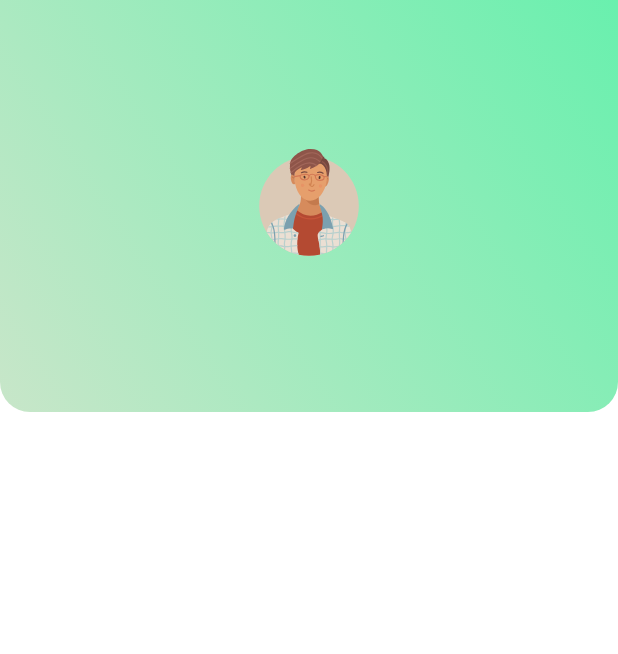
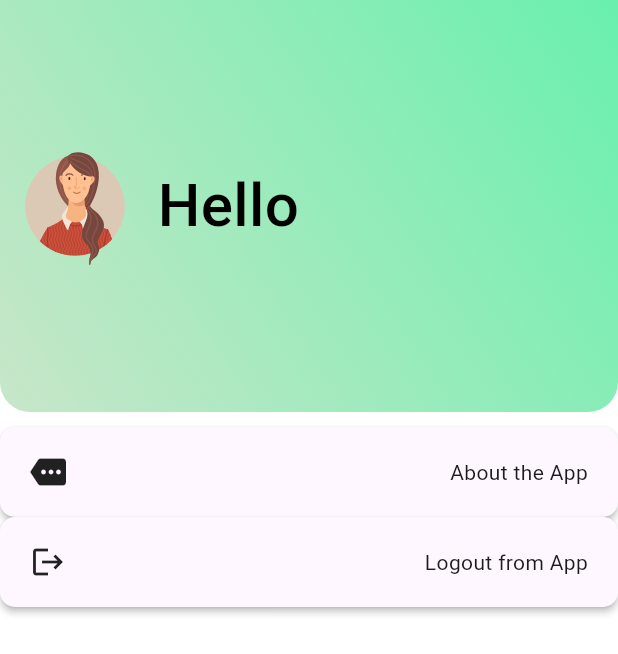
Before and after one commit to sumitparariyaa/myNews, a Flutter app: the SettingScreen screen opened directly, on a phone screen of 412 x 824 dp. Shown: the top 654 px of the screen. Run offline on Flutter 3.47's test engine with Material 3 defaults, Android fonts, the phone set to English and light mode, and no system bars; our stand-ins replace cached_network_image, carousel_slider, flutter_staggered_animations, flutter_vector_icons, iconsax, lottie and 2 more; network calls fail.

Commit message:
added more functionaity

```diff
--- a/lib/screens/Category_detail_screen.dart
+++ b/lib/screens/Category_detail_screen.dart
@@ -1,7 +1,6 @@
 import 'package:cached_network_image/cached_network_image.dart';
 import 'package:flutter/material.dart';
 import 'package:mynews/screens/articleScreen.dart';
-
 import '../models/show_category_model.dart';
 import '../services/categorynews.dart';
 
--- a/lib/screens/settingscreen.dart
+++ b/lib/screens/settingscreen.dart
@@ -27,9 +27,50 @@ class SettingScreen extends StatelessWidget {
               ),
               height: MediaQuery.of(context).size.height / 3,
               child: Center(
-                child: Lottie.asset('animations/man.json',height: 100,reverse: true,repeat: true, fit: BoxFit.cover),
+                child: Row(
+                  children: [
+                    Lottie.asset('animations/woman.json',height: 100,reverse: true,repeat: true, fit: BoxFit.cover),
+                    const SizedBox(width: 5,),
+                    Text("Hello", style: TextStyle(color: Colors.black,fontWeight: FontWeight.w500,fontSize: 40 ),)
+                  ],
+                ),
               ),
-            )
+            ),
+            const SizedBox(height: 10,),
+            Material(
+              elevation: 2,
+              borderRadius: BorderRadius.circular(10),
+              child: Padding(
+                padding: const EdgeInsets.all(10.0),
+                child: Container(
+                  padding: EdgeInsets.symmetric(horizontal: 10,vertical: 8),
+                  child: Row(
+                    mainAxisAlignment: MainAxisAlignment.spaceBetween,
+                    children: [
+                      Icon(Icons.more_rounded,),
+                      Text("About the App")
+                    ],
+                  ),
+                ),
+              ),
+            ),
+            Material(
+              elevation: 2,
+              borderRadius: BorderRadius.circular(10),
+              child: Padding(
+                padding: const EdgeInsets.all(10.0),
+                child: Container(
+                  padding: EdgeInsets.symmetric(horizontal: 10,vertical: 8),
+                  child: Row(
+                    mainAxisAlignment: MainAxisAlignment.spaceBetween,
+                    children: [
+                      Icon(Icons.logout,),
+                      Text("Logout from App")
+                    ],
+                  ),
+                ),
+              ),
+            ),
           ],
         ),
       ),
--- a/lib/screens/viewallnewsscreen.dart
+++ b/lib/screens/viewallnewsscreen.dart
@@ -1,7 +1,6 @@
 import 'package:cached_network_image/cached_network_image.dart';
 import 'package:flutter/material.dart';
 import 'package:mynews/screens/articleScreen.dart';
-
 import '../models/article_model.dart';
 import '../models/slider_model.dart';
 import '../services/News_api.dart';
--- a/pubspec.yaml
+++ b/pubspec.yaml
@@ -46,6 +46,9 @@ dependencies:
   carousel_slider:
   smooth_page_indicator:
   webview_flutter: ^3.0.1
+  flutter_staggered_animations: ^1.0.0
+
+
 
 dev_dependencies:
   flutter_test:
```
Also changed, not shown: lib/screens/HomeScreen.dart (+2 -5 lines), lib/screens/Introduction.dart (added, +36 -0 lines), lib/screens/articleScreen.dart (+3 -5 lines), lib/screens/categoryscreen.dart (+58 -6 lines), lib/screens/splash_screen.dart (+47 -0 lines), lib/widgets/splashbutton.dart (added, +17 -0 lines), pubspec.lock.
